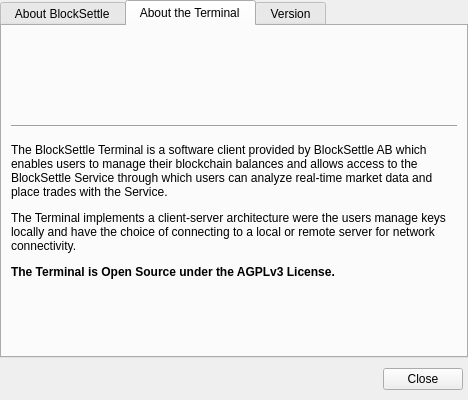
This is BlockSettleUILib/InfoDialogs/AboutDialog.ui in BlockSettle/terminal as Qt 5 draws it before an edit. The edited form follows.
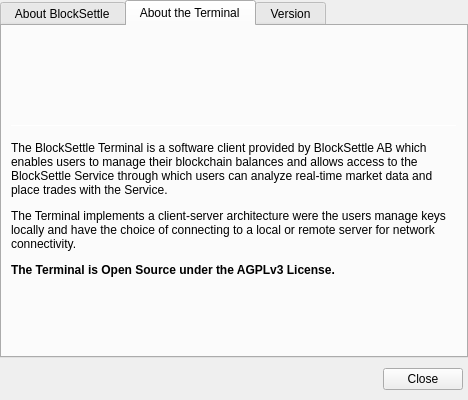
This is the edited form. The open tabs and pages were chosen to show the change. Icons and pictures are not drawn.

What changed in the file:
```diff
--- a/BlockSettleUILib/InfoDialogs/AboutDialog.ui
+++ b/BlockSettleUILib/InfoDialogs/AboutDialog.ui
@@ -240,6 +240,12 @@
            <height>1</height>
           </size>
          </property>
+         <property name="maximumSize">
+          <size>
+           <width>16777215</width>
+           <height>1</height>
+          </size>
+         </property>
          <property name="orientation">
           <enum>Qt::Horizontal</enum>
          </property>
```
Left out of the diff: 2 changed lines with no effect on the pictures.
